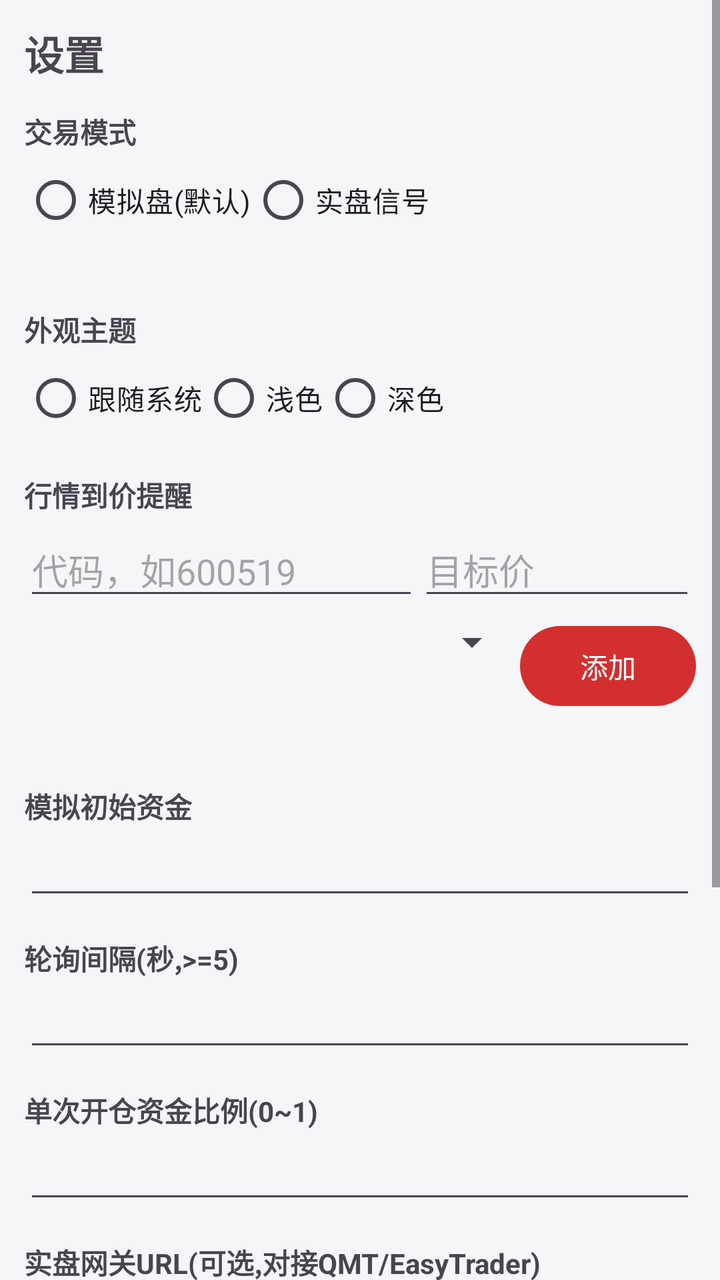
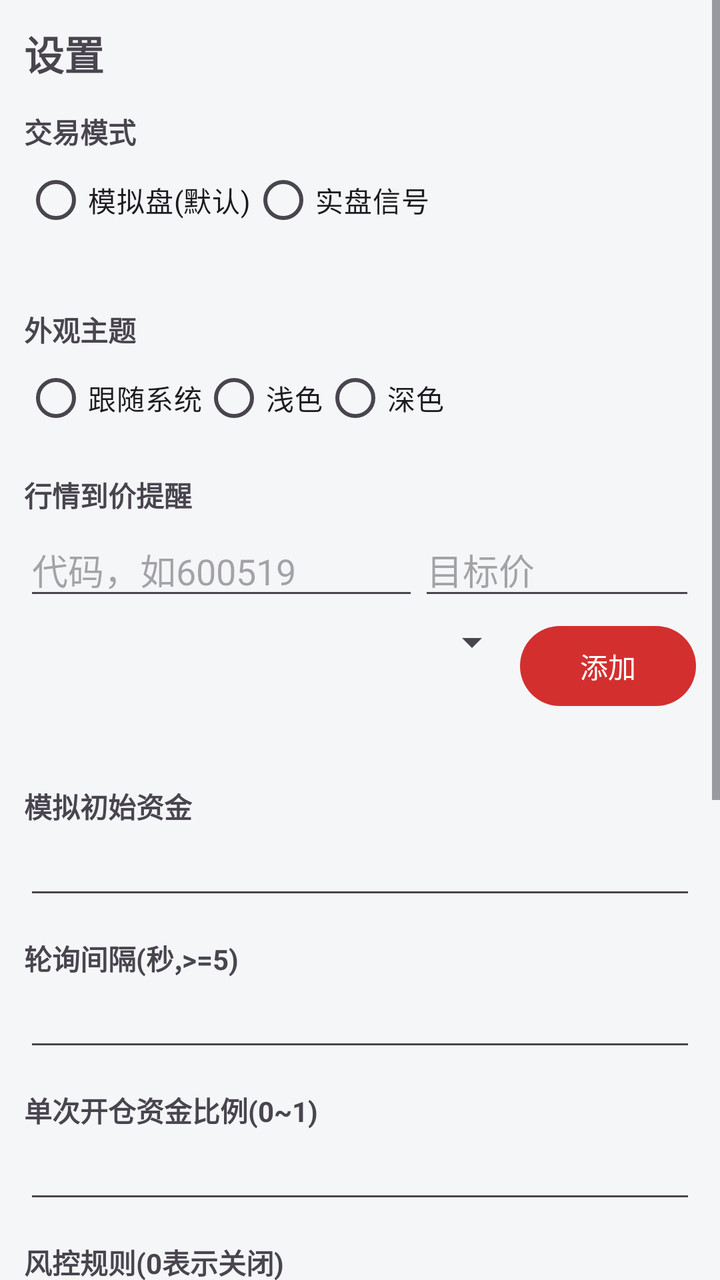

Two renders of the same Android screen: before a commit and after it. Below are the layout's source before the change and the commit's diff.
<!-- AndroidManifest.xml: application theme Theme.QuantApp -->
<!-- res/layout/fragment_settings.xml -->
<?xml version="1.0" encoding="utf-8"?>
<ScrollView xmlns:android="http://schemas.android.com/apk/res/android"
    android:layout_width="match_parent" android:layout_height="match_parent">

    <LinearLayout android:layout_width="match_parent" android:layout_height="wrap_content"
        android:orientation="vertical" android:padding="12dp">

        <TextView android:layout_width="wrap_content" android:layout_height="wrap_content"
            android:text="设置" android:textSize="20sp" android:textStyle="bold" />

        <TextView android:layout_width="wrap_content" android:layout_height="wrap_content"
            android:layout_marginTop="14dp" android:text="交易模式" android:textStyle="bold" />
        <RadioGroup android:id="@+id/rg_mode" android:layout_width="wrap_content"
            android:layout_height="wrap_content" android:orientation="horizontal">
            <RadioButton android:id="@+id/rb_paper" android:layout_width="wrap_content"
                android:layout_height="wrap_content" android:text="模拟盘(默认)" />
            <RadioButton android:id="@+id/rb_live" android:layout_width="wrap_content"
                android:layout_height="wrap_content" android:text="实盘信号" />
        </RadioGroup>
        <TextView android:id="@+id/tv_mode_hint" android:layout_width="match_parent"
            android:layout_height="wrap_content" android:textSize="12sp" android:textColor="@color/text_secondary" />

        <TextView android:layout_width="wrap_content" android:layout_height="wrap_content"
            android:layout_marginTop="14dp" android:text="外观主题" android:textStyle="bold" />
        <RadioGroup android:id="@+id/rg_theme" android:layout_width="wrap_content"
            android:layout_height="wrap_content" android:orientation="horizontal">
            <RadioButton android:id="@+id/rb_theme_sys" android:layout_width="wrap_content"
                android:layout_height="wrap_content" android:text="跟随系统" />
            <RadioButton android:id="@+id/rb_theme_light" android:layout_width="wrap_content"
                android:layout_height="wrap_content" android:text="浅色" />
            <RadioButton android:id="@+id/rb_theme_dark" android:layout_width="wrap_content"
                android:layout_height="wrap_content" android:text="深色" />
        </RadioGroup>

        <TextView android:layout_width="wrap_content" android:layout_height="wrap_content"
            android:layout_marginTop="14dp" android:text="行情到价提醒" android:textStyle="bold" />
        <LinearLayout android:layout_width="match_parent" android:layout_height="wrap_content"
            android:orientation="horizontal" android:layout_marginTop="4dp">
            <EditText android:id="@+id/et_alert_symbol" android:layout_width="0dp"
                android:layout_height="wrap_content" android:layout_weight="1"
                android:hint="代码，如600519" />
            <EditText android:id="@+id/et_alert_price" android:layout_width="0dp"
                android:layout_height="wrap_content" android:layout_weight="0.7"
                android:hint="目标价" android:inputType="numberDecimal" />
        </LinearLayout>
        <LinearLayout android:layout_width="match_parent" android:layout_height="wrap_content"
            android:orientation="horizontal" android:layout_marginTop="4dp">
            <Spinner android:id="@+id/sp_alert_dir" android:layout_width="0dp"
                android:layout_height="wrap_content" android:layout_weight="1" />
            <Button android:id="@+id/btn_add_alert" android:layout_width="wrap_content"
                android:layout_height="wrap_content" android:text="添加" />
        </LinearLayout>
        <TextView android:id="@+id/tv_alerts" android:layout_width="match_parent"
            android:layout_height="wrap_content" android:layout_marginTop="4dp"
            android:textSize="13sp" android:textColor="@color/text_secondary" />

        <TextView android:layout_width="wrap_content" android:layout_height="wrap_content"
            android:layout_marginTop="14dp" android:text="模拟初始资金" android:textStyle="bold" />
        <EditText android:id="@+id/et_capital" android:layout_width="match_parent"
            android:layout_height="wrap_content" android:inputType="numberDecimal" />

        <TextView android:layout_width="wrap_content" android:layout_height="wrap_content"
            android:layout_marginTop="14dp" android:text="轮询间隔(秒,>=5)" android:textStyle="bold" />
        <EditText android:id="@+id/et_poll" android:layout_width="match_parent"
            android:layout_height="wrap_content" android:inputType="number" />

        <TextView android:layout_width="wrap_content" android:layout_height="wrap_content"
            android:layout_marginTop="14dp" android:text="单次开仓资金比例(0~1)" android:textStyle="bold" />
        <EditText android:id="@+id/et_pct" android:layout_width="match_parent"
            android:layout_height="wrap_content" android:inputType="numberDecimal" />

        <TextView android:layout_width="wrap_content" android:layout_height="wrap_content"
            android:layout_marginTop="14dp" android:text="实盘网关URL(可选,对接QMT/EasyTrader)" android:textStyle="bold" />
        <EditText android:id="@+id/et_gateway" android:layout_width="match_parent"
            android:layout_height="wrap_content" android:inputType="textUri" />

        <TextView android:layout_width="wrap_content" android:layout_height="wrap_content"
            android:layout_marginTop="14dp" android:text="当前版本" android:textStyle="bold" />
        <TextView android:id="@+id/tv_version" android:layout_width="match_parent"
            android:layout_height="wrap_content" android:textSize="14sp" />

        <TextView android:layout_width="wrap_content" android:layout_height="wrap_content"
            android:layout_marginTop="10dp" android:text="新版本将直接从内置升级地址下载安装" android:textStyle="bold" />
        <Button android:id="@+id/btn_check_update" android:layout_width="match_parent"
            android:layout_height="wrap_content" android:layout_marginTop="6dp" android:text="检查更新" />

        <Button android:id="@+id/btn_save" android:layout_width="match_parent"
            android:layout_height="wrap_content" android:layout_marginTop="12dp" android:text="保存设置" />

        <TextView android:id="@+id/tv_info" android:layout_width="match_parent"
            android:layout_height="wrap_content" android:layout_marginTop="14dp"
            android:textSize="12sp" android:textColor="@color/text_secondary" />
    </LinearLayout>
</ScrollView>
<!-- resources referenced by this layout -->
<resources>
  <color name="text_secondary">#666666</color>
  <style name="Theme.QuantApp" parent="Theme.Material3.DayNight.NoActionBar">
          <item name="colorPrimary">@color/brand</item>
          <item name="colorPrimaryVariant">@color/brand_dark</item>
          <item name="colorOnPrimary">#FFFFFF</item>
          <item name="android:statusBarColor">@color/brand_dark</item>
          <item name="android:windowBackground">@color/bg</item>
      </style>
  <color name="brand">#D32F2F</color>
  <color name="brand_dark">#B71C1C</color>
  <color name="bg">#F5F6F8</color>
</resources>

<!-- the commit's change to res/layout/fragment_settings.xml (unified diff, before → after) -->
@@ -70,9 +70,29 @@
             android:layout_height="wrap_content" android:inputType="numberDecimal" />
 
         <TextView android:layout_width="wrap_content" android:layout_height="wrap_content"
+            android:layout_marginTop="14dp" android:text="风控规则(0表示关闭)" android:textStyle="bold" />
+        <LinearLayout android:layout_width="match_parent" android:layout_height="wrap_content"
+            android:orientation="horizontal" android:layout_marginTop="4dp">
+            <EditText android:id="@+id/et_stop_loss" android:layout_width="0dp"
+                android:layout_height="wrap_content" android:layout_weight="1"
+                android:hint="单票止损%" android:inputType="numberDecimal" />
+            <EditText android:id="@+id/et_take_profit" android:layout_width="0dp"
+                android:layout_height="wrap_content" android:layout_weight="1"
+                android:layout_marginStart="6dp"
+                android:hint="单票止盈%" android:inputType="numberDecimal" />
+            <EditText android:id="@+id/et_max_dd" android:layout_width="0dp"
+                android:layout_height="wrap_content" android:layout_weight="1"
+                android:layout_marginStart="6dp"
+                android:hint="回撤熔断%" android:inputType="numberDecimal" />
+        </LinearLayout>
+
+        <TextView android:layout_width="wrap_content" android:layout_height="wrap_content"
             android:layout_marginTop="14dp" android:text="实盘网关URL(可选,对接QMT/EasyTrader)" android:textStyle="bold" />
         <EditText android:id="@+id/et_gateway" android:layout_width="match_parent"
             android:layout_height="wrap_content" android:inputType="textUri" />
+        <TextView android:id="@+id/tv_gateway_status" android:layout_width="match_parent"
+            android:layout_height="wrap_content" android:layout_marginTop="2dp"
+            android:textSize="12sp" />
 
         <TextView android:layout_width="wrap_content" android:layout_height="wrap_content"
             android:layout_marginTop="14dp" android:text="当前版本" android:textStyle="bold" />
